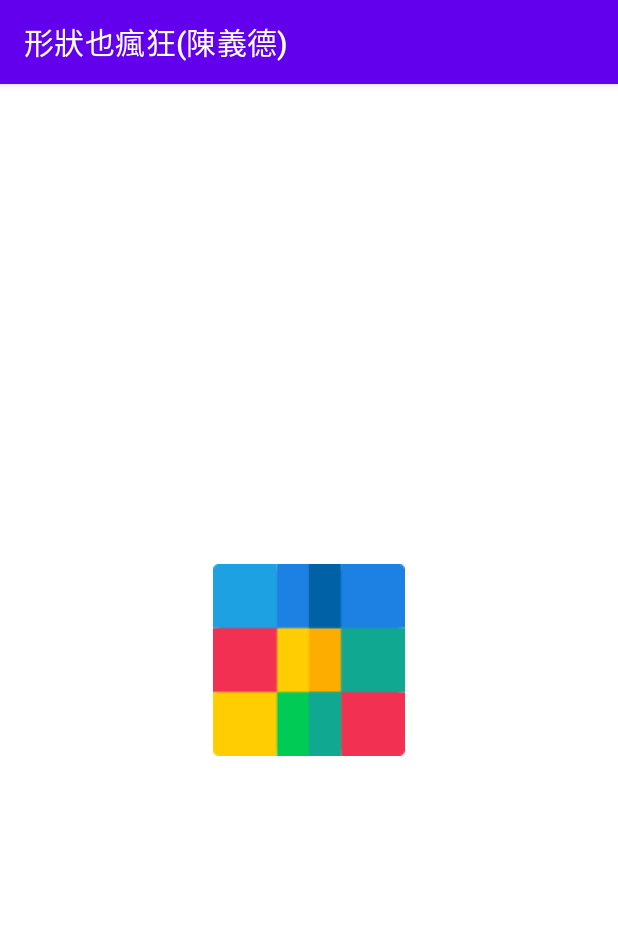
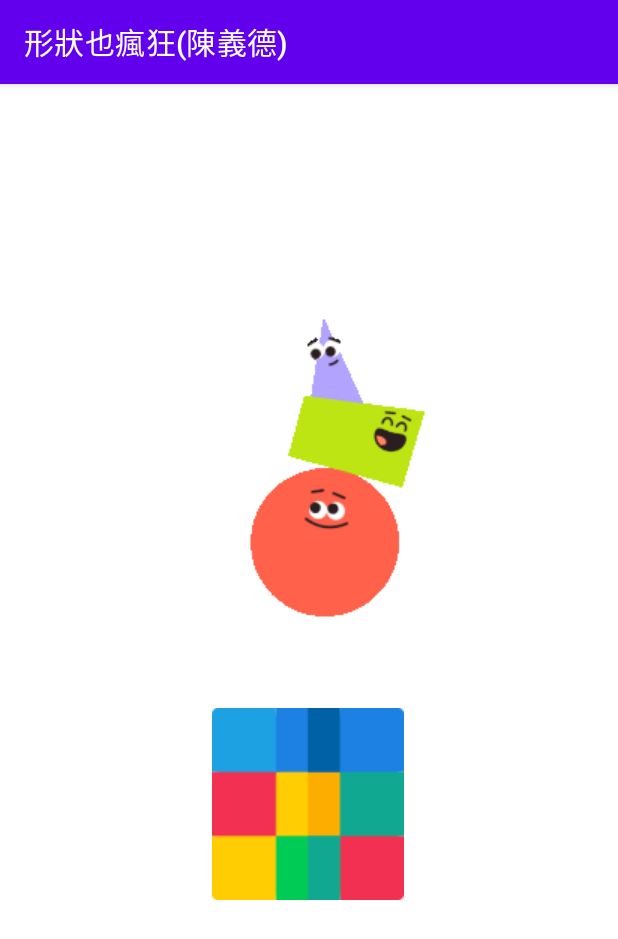
Before and after one commit to justjupit/CrazyShape, an Android app: the screen it shows after launch (MainActivity), on a phone screen of 412 x 824 dp. Shown: the top 939 px of the screen. Run offline under Robolectric (Android 15) with nearby library versions, the phone set to English and light mode, and no system bars.

Commit message:
2021上機考v1_(陳義德)

```diff
--- a/app/src/main/res/layout/activity_main.xml
+++ b/app/src/main/res/layout/activity_main.xml
@@ -10,10 +10,29 @@
         android:id="@+id/imgNext"
         android:layout_width="wrap_content"
         android:layout_height="wrap_content"
+        android:layout_marginBottom="164dp"
+
         app:layout_constraintBottom_toBottomOf="parent"
         app:layout_constraintEnd_toEndOf="parent"
+        app:layout_constraintHorizontal_bias="0.498"
+        app:layout_constraintStart_toStartOf="parent"
+        app:layout_constraintTop_toBottomOf="@id/imgTitle"
+        app:layout_constraintVertical_chainStyle="spread"
+        app:srcCompat="@drawable/square" />
+
+    <ImageView
+        android:id="@+id/imgTitle"
+        android:layout_width="wrap_content"
+        android:layout_height="wrap_content"
+        android:layout_marginTop="96dp"
+        app:layout_constraintBottom_toTopOf="@+id/imgNext"
+
+        app:layout_constraintEnd_toEndOf="parent"
+
+        app:layout_constraintHorizontal_bias="0.497"
         app:layout_constraintStart_toStartOf="parent"
         app:layout_constraintTop_toTopOf="parent"
-        app:srcCompat="@drawable/square" />
+        app:layout_constraintVertical_bias="0.0"
+        app:srcCompat="@drawable/cover" />
 
 </androidx.constraintlayout.widget.ConstraintLayout>
```
Also changed, not shown: app/src/main/res/drawable/circle.gif (added), app/src/main/res/drawable/cover.gif (added), app/src/main/res/drawable/star.gif (added), app/src/main/res/drawable/triangle.png (added).
